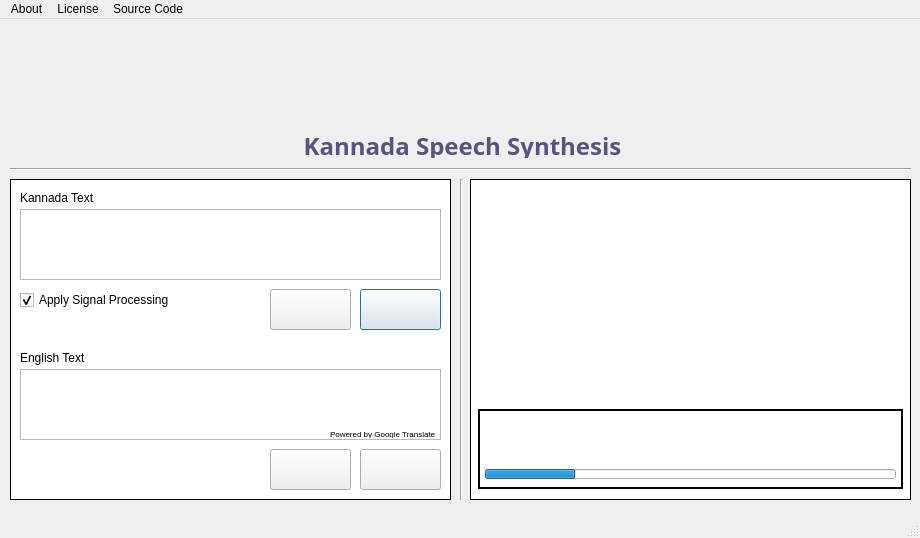
Before: the Qt Designer form App/Application.ui in srinivasnm471/KanSynGUI-1, drawn with Qt 5.
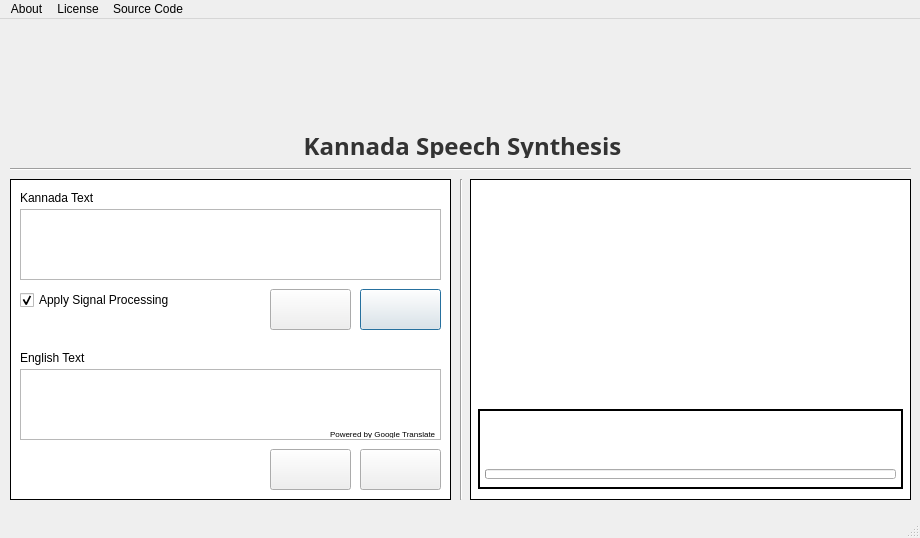
After: the same form once the commit is applied. Icons and pictures are not drawn.

Patch:
```diff
--- a/App/Application.ui
+++ b/App/Application.ui
@@ -18,19 +18,26 @@
   </property>
   <property name="minimumSize">
    <size>
-    <width>0</width>
+    <width>920</width>
     <height>538</height>
    </size>
   </property>
   <property name="maximumSize">
    <size>
-    <width>928</width>
+    <width>920</width>
     <height>538</height>
    </size>
   </property>
   <property name="windowTitle">
    <string>Kannada Speech Synthesis</string>
   </property>
+  <property name="windowIcon">
+   <iconset resource="AppResources.qrc">
+    <normaloff>:/img/img/Icon_PNG.png</normaloff>:/img/img/Icon_PNG.png</iconset>
+  </property>
+  <property name="toolButtonStyle">
+   <enum>Qt::ToolButtonIconOnly</enum>
+  </property>
   <widget class="QWidget" name="centralwidget">
    <property name="sizePolicy">
     <sizepolicy hsizetype="Fixed" vsizetype="Fixed">
@@ -66,7 +73,7 @@
      </font>
     </property>
     <property name="text">
-     <string>&lt;html&gt;&lt;head/&gt;&lt;body&gt;&lt;p align=&quot;center&quot;&gt;&lt;span style=&quot; font-size:18pt; font-weight:600; color:#55557f;&quot;&gt;Kannada Speech Synthesis&lt;/span&gt;&lt;/p&gt;&lt;/body&gt;&lt;/html&gt;</string>
+     <string>&lt;html&gt;&lt;head/&gt;&lt;body&gt;&lt;p align=&quot;center&quot;&gt;&lt;span style=&quot; font-size:18pt; font-weight:600; color:#333333;&quot;&gt;Kannada Speech Synthesis&lt;/span&gt;&lt;/p&gt;&lt;/body&gt;&lt;/html&gt;</string>
     </property>
    </widget>
    <widget class="QCheckBox" name="dsp">
@@ -402,7 +409,7 @@
       </rect>
      </property>
      <property name="value">
-      <number>22</number>
+      <number>0</number>
      </property>
      <property name="alignment">
       <set>Qt::AlignLeading|Qt::AlignLeft|Qt::AlignVCenter</set>
```
